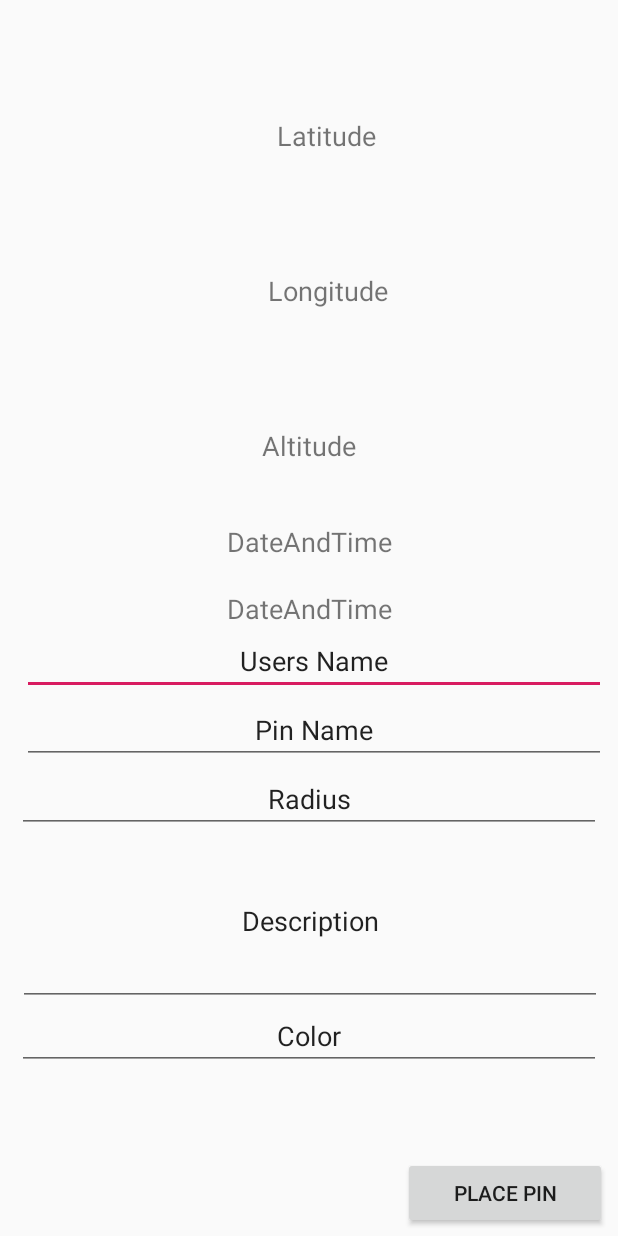
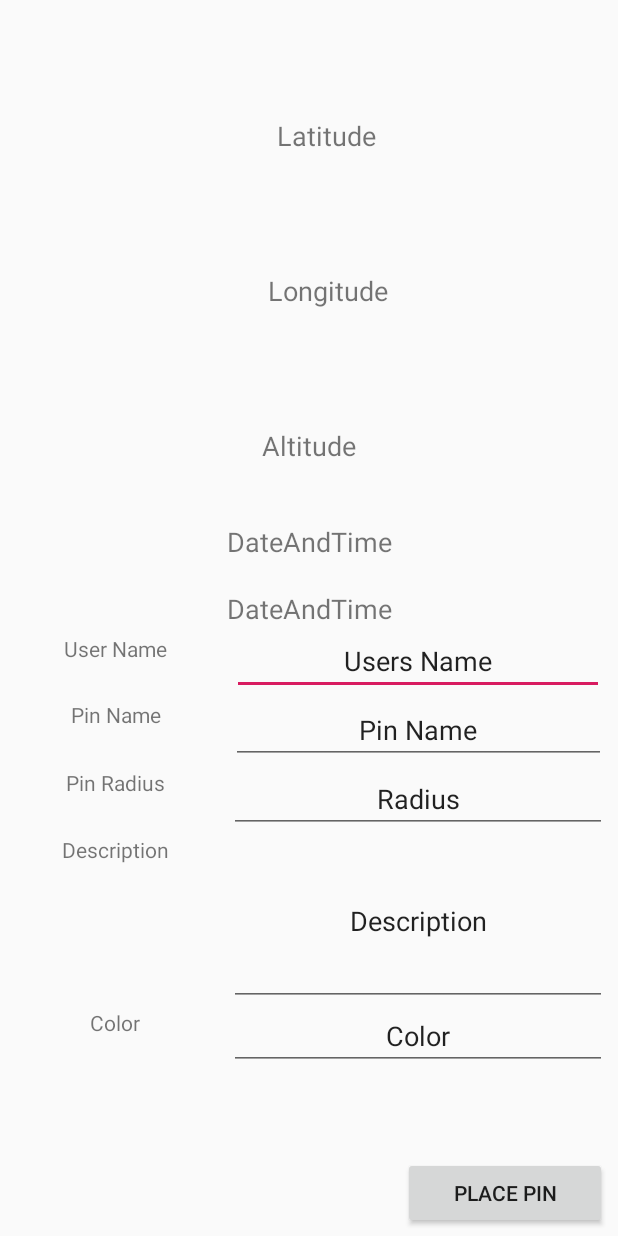
Before and after one commit to SoftwareEngineeringOwlsTeam/SEOwlsTeam, an Android app: the layout activity_pin_create.xml on its own in the app's theme, with its tools: preview values and no code run, on a phone screen of 412 x 824 dp. Run offline under Robolectric (Android 15) with nearby library versions, the phone set to English and light mode, and no system bars.

Commit message:
Final Push of Monday Session

```diff
--- a/app/src/main/java/com/example/user/treasurehunter/GUISplashScreen.java
+++ b/app/src/main/java/com/example/user/treasurehunter/GUISplashScreen.java
@@ -7,7 +7,7 @@ import android.os.Bundle;
 
 public class GUISplashScreen extends AppCompatActivity
 {
-    private int TIMEOUT = 3000;
+    private int TIMEOUT = 2000;
 
     @Override
     protected void onCreate(Bundle savedInstanceState)
--- a/app/src/main/res/layout/activity_pin_create.xml
+++ b/app/src/main/res/layout/activity_pin_create.xml
@@ -74,35 +74,33 @@
 
     <EditText
         android:id="@+id/etUserName"
-        android:layout_width="389dp"
+        android:layout_width="248dp"
         android:layout_height="40dp"
         android:layout_gravity="center_vertical"
-        android:layout_marginStart="6dp"
         android:text="Users Name"
         android:textAlignment="center"
         android:textSize="18dp"
         app:layout_constraintBottom_toTopOf="@+id/etPinName"
         app:layout_constraintEnd_toEndOf="parent"
-        app:layout_constraintStart_toStartOf="parent"
+        app:layout_constraintStart_toEndOf="@+id/textView"
         app:layout_constraintTop_toBottomOf="@+id/etTime" />
 
     <EditText
         android:id="@+id/etPinName"
-        android:layout_width="389dp"
+        android:layout_width="250dp"
         android:layout_height="41dp"
         android:layout_gravity="center_vertical"
-        android:layout_marginStart="6dp"
         android:text="Pin Name"
         android:textAlignment="center"
         android:textSize="18dp"
         app:layout_constraintBottom_toTopOf="@+id/etRadius"
         app:layout_constraintEnd_toEndOf="parent"
-        app:layout_constraintStart_toStartOf="parent"
+        app:layout_constraintStart_toEndOf="@+id/textView2"
         app:layout_constraintTop_toBottomOf="@+id/etUserName" />
 
     <EditText
         android:id="@+id/etRadius"
-        android:layout_width="389dp"
+        android:layout_width="252dp"
         android:layout_height="41dp"
         android:layout_gravity="center_vertical"
         android:layout_marginBottom="264dp"
@@ -111,27 +109,26 @@
         android:textSize="18dp"
         app:layout_constraintBottom_toBottomOf="parent"
         app:layout_constraintEnd_toEndOf="parent"
-        app:layout_constraintStart_toStartOf="parent"
+        app:layout_constraintStart_toEndOf="@+id/textView3"
         app:layout_constraintTop_toBottomOf="@+id/etPinName" />
 
     <EditText
         android:id="@+id/etDescription"
-        android:layout_width="389dp"
+        android:layout_width="252dp"
         android:layout_height="113dp"
         android:layout_gravity="center_vertical"
-        android:layout_marginStart="1dp"
         android:layout_marginBottom="151dp"
         android:text="Description"
         android:textAlignment="center"
         android:textSize="18dp"
         app:layout_constraintBottom_toBottomOf="parent"
         app:layout_constraintEnd_toEndOf="parent"
-        app:layout_constraintStart_toStartOf="parent"
+        app:layout_constraintStart_toEndOf="@+id/textView4"
         app:layout_constraintTop_toBottomOf="@+id/etRadius" />
 
     <EditText
         android:id="@+id/etColor"
-        android:layout_width="389dp"
+        android:layout_width="252dp"
         android:layout_height="41dp"
         android:layout_gravity="center_vertical"
         android:layout_marginBottom="110dp"
@@ -140,7 +137,7 @@
         android:textSize="18dp"
         app:layout_constraintBottom_toBottomOf="parent"
         app:layout_constraintEnd_toEndOf="parent"
-        app:layout_constraintStart_toStartOf="parent"
+        app:layout_constraintStart_toEndOf="@+id/textView6"
         app:layout_constraintTop_toBottomOf="@+id/etDescription" />
 
     <Button
@@ -157,4 +154,65 @@
         app:layout_constraintTop_toBottomOf="@+id/etColor"
         android:onClick="createClicked" />
 
+    <TextView
+        android:id="@+id/textView"
+        android:layout_width="135dp"
+        android:layout_height="40dp"
+        android:text="User Name"
+        android:textAlignment="center"
+        app:layout_constraintBottom_toTopOf="@+id/textView2"
+        app:layout_constraintEnd_toStartOf="@+id/etUserName"
+        app:layout_constraintStart_toStartOf="parent"
+        app:layout_constraintTop_toBottomOf="@+id/etTime" />
+
+    <TextView
+        android:id="@+id/textView2"
+        android:layout_width="136dp"
+        android:layout_height="41dp"
+        android:layout_marginStart="1dp"
+        android:text="Pin Name"
+        android:textAlignment="center"
+        app:layout_constraintBottom_toTopOf="@+id/textView3"
+        app:layout_constraintEnd_toStartOf="@+id/etPinName"
+        app:layout_constraintStart_toStartOf="parent"
+        app:layout_constraintTop_toBottomOf="@+id/textView" />
+
+    <TextView
+        android:id="@+id/textView3"
+        android:layout_width="136dp"
+        android:layout_height="42dp"
+        android:layout_marginStart="1dp"
+        android:text="Pin Radius"
+        android:textAlignment="center"
+        app:layout_constraintBottom_toTopOf="@+id/textView4"
+        app:layout_constraintEnd_toStartOf="@+id/etRadius"
+        app:layout_constraintStart_toStartOf="parent"
+        app:layout_constraintTop_toBottomOf="@+id/etPinName" />
+
+    <TextView
+        android:id="@+id/textView6"
+        android:layout_width="136dp"
+        android:layout_height="40dp"
+        android:layout_marginStart="1dp"
+        android:layout_marginBottom="111dp"
+        android:text="Color"
+        android:textAlignment="center"
+        app:layout_constraintBottom_toBottomOf="parent"
+        app:layout_constraintEnd_toStartOf="@+id/etColor"
+        app:layout_constraintStart_toStartOf="parent"
+        app:layout_constraintTop_toBottomOf="@+id/etDescription" />
+
+    <TextView
+        android:id="@+id/textView4"
+        android:layout_width="136dp"
+        android:layout_height="40dp"
+        android:layout_marginStart="1dp"
+        android:layout_marginBottom="72dp"
+        android:text="Description"
+        android:textAlignment="center"
+        app:layout_constraintBottom_toTopOf="@+id/textView6"
+        app:layout_constraintEnd_toStartOf="@+id/etDescription"
+        app:layout_constraintStart_toStartOf="parent"
+        app:layout_constraintTop_toBottomOf="@+id/textView3" />
+
 </android.support.constraint.ConstraintLayout>
```
